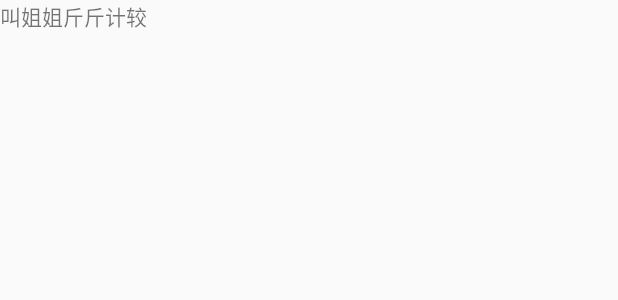
After one commit to wanglili6/FestEc, an Android app: the layout delegate_example.xml on its own in the app's theme, with its tools: preview values and no code run, on a phone screen of 412 x 824 dp. The commit adds this screen. Shown: the top 300 px of the screen. Run offline under Robolectric (Android 15) with nearby library versions, the phone set to English and light mode, and no system bars.

Commit message:
验证框架

```diff
--- a/build.gradle
+++ b/build.gradle
@@ -8,7 +8,7 @@ buildscript {
     }
     dependencies {
         classpath 'com.android.tools.build:gradle:3.5.2'
-
+        classpath 'com.jakewharton:butterknife-gradle-plugin:10.2.1'
         // NOTE: Do not place your application dependencies here; they belong
         // in the individual module build.gradle files
     }
@@ -17,6 +17,7 @@ buildscript {
 allprojects {
     repositories {
         google()
+        maven{ url'http://maven.aliyun.com/nexus/content/groups/public/'}
         jcenter()
 
     }
--- a/example/build.gradle
+++ b/example/build.gradle
@@ -17,6 +17,10 @@ android {
             proguardFiles getDefaultProguardFile('proguard-android-optimize.txt'), 'proguard-rules.pro'
         }
     }
+    compileOptions {
+        sourceCompatibility JavaVersion.VERSION_1_8
+        targetCompatibility JavaVersion.VERSION_1_8
+    }
 }
 
 dependencies {
--- a/example/src/main/AndroidManifest.xml
+++ b/example/src/main/AndroidManifest.xml
@@ -4,7 +4,7 @@
     package="com.wll.festec">
 
     <application
-        android:name=".ExampleApp"
+        android:name=".example.ExampleApp"
         android:allowBackup="true"
         android:icon="@mipmap/ic_launcher"
         android:label="@string/app_name"
@@ -12,7 +12,7 @@
         android:supportsRtl="true"
         android:theme="@style/AppTheme"
         tools:ignore="GoogleAppIndexingWarning">
-        <activity android:name=".MainActivity">
+        <activity android:name=".example.ExampleActivity">
             <intent-filter>
                 <action android:name="android.intent.action.MAIN" />
 
--- a/example/src/main/java/com/wll/festec/ExampleApp.java
+++ b/example/src/main/java/com/wll/festec/example/ExampleApp.java
@@ -1,4 +1,4 @@
-package com.wll.festec;
+package com.wll.festec.example;
 
 import android.app.Application;
 
--- a/example/src/main/res/layout/activity_main.xml
+++ b/example/src/main/res/layout/activity_main.xml
@@ -4,7 +4,7 @@
     xmlns:tools="http://schemas.android.com/tools"
     android:layout_width="match_parent"
     android:layout_height="match_parent"
-    tools:context=".MainActivity">
+    tools:context=".example.ExampleActivity">
 
     <com.joanzapata.iconify.widget.IconTextView
         android:id="@+id/icon_text"
--- /dev/null
+++ b/example/src/main/res/layout/delegate_example.xml
@@ -0,0 +1,13 @@
+<?xml version="1.0" encoding="utf-8"?>
+<LinearLayout xmlns:android="http://schemas.android.com/apk/res/android"
+    xmlns:tools="http://schemas.android.com/tools"
+    android:layout_width="match_parent"
+    android:layout_height="match_parent"
+    android:orientation="vertical">
+
+    <TextView
+        android:layout_width="wrap_content"
+        android:layout_height="wrap_content"
+        android:text="叫姐姐斤斤计较"
+        tools:ignore="HardcodedText" />
+</LinearLayout>
--- /dev/null
+++ b/latte-core/src/main/res/values/ids.xml
@@ -0,0 +1,4 @@
+<?xml version="1.0" encoding="utf-8"?>
+<resources>
+    <item name="delegate_container" type="id" />
+</resources>
```
Also changed, not shown: example/src/main/java/com/wll/festec/MainActivity.java (deleted, +0 -18 lines), example/src/main/java/com/wll/festec/example/ExampleActivity.java (added, +12 -0 lines), example/src/main/java/com/wll/festec/example/ExampleDelegate.java (added, +27 -0 lines), latte-core/build.gradle (+18 -1 lines), latte-core/src/main/java/com/wll/latte/activitys/ProxyActivity.java (added, +58 -0 lines), latte-core/src/main/java/com/wll/latte/delegates/BaseDelegates.java (added, +57 -0 lines), latte-core/src/main/java/com/wll/latte/delegates/LatteDelegaret.java (added, +19 -0 lines), latte-core/src/main/java/com/wll/latte/delegates/PermissionsCheckerDelegate.java (added, +23 -0 lines), 67 other files.
